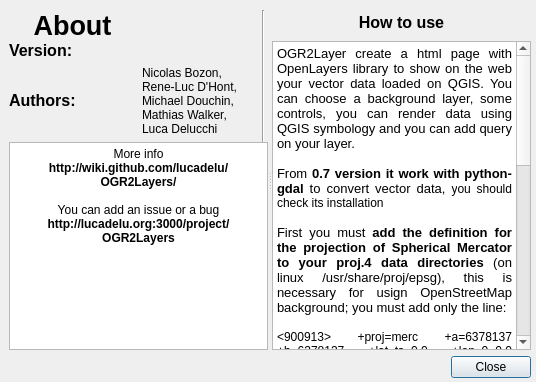
lucadelu/OGR2Layers, file ui_About.ui: the form before one commit.
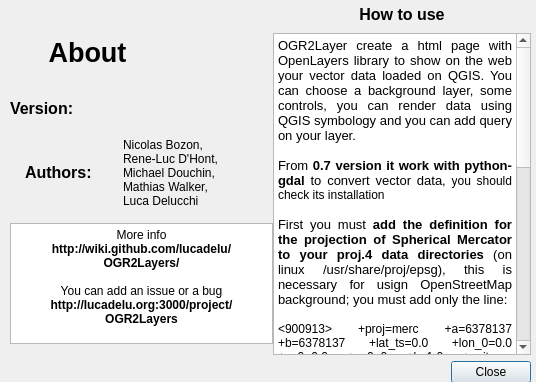
The form after the commit. Icons and pictures are not drawn.

Commit message: modify number of version, and little changes on Help UI

```diff
--- a/ui_About.ui
+++ b/ui_About.ui
@@ -19,49 +19,110 @@
   <property name="windowTitle">
    <string>OGR2Layers Plugin: Info</string>
   </property>
-  <widget class="Line" name="line">
+  <widget class="QWidget" name="">
    <property name="geometry">
     <rect>
-     <x>255</x>
-     <y>10</y>
-     <width>16</width>
-     <height>317</height>
+     <x>273</x>
+     <y>2</y>
+     <width>258</width>
+     <height>381</height>
     </rect>
    </property>
-   <property name="orientation">
-    <enum>Qt::Vertical</enum>
-   </property>
-  </widget>
-  <widget class="QWidget" name="layoutWidget">
+   <layout class="QVBoxLayout" name="verticalLayout_2">
+    <item>
+     <widget class="QLabel" name="label_help">
+      <property name="minimumSize">
+       <size>
+        <width>0</width>
+        <height>25</height>
+       </size>
+      </property>
+      <property name="maximumSize">
+       <size>
+        <width>16777215</width>
+        <height>25</height>
+       </size>
+      </property>
+      <property name="text">
+       <string>&lt;!DOCTYPE HTML PUBLIC &quot;-//W3C//DTD HTML 4.0//EN&quot; &quot;http://www.w3.org/TR/REC-html40/strict.dtd&quot;&gt;
+&lt;html&gt;&lt;head&gt;&lt;meta name=&quot;qrichtext&quot; content=&quot;1&quot; /&gt;&lt;style type=&quot;text/css&quot;&gt;
+p, li { white-space: pre-wrap; }
+&lt;/style&gt;&lt;/head&gt;&lt;body style=&quot; font-family:'Sans Serif'; font-size:9pt; font-weight:400; font-style:normal;&quot;&gt;
+&lt;p align=&quot;center&quot; style=&quot; margin-top:0px; margin-bottom:0px; margin-left:0px; margin-right:0px; -qt-block-indent:0; text-indent:0px;&quot;&gt;&lt;span style=&quot; font-size:12pt; font-weight:600;&quot;&gt;How to use&lt;/span&gt;&lt;/p&gt;&lt;/body&gt;&lt;/html&gt;</string>
+      </property>
+     </widget>
+    </item>
+    <item>
+     <widget class="QTextBrowser" name="textBrowser_2">
+      <property name="font">
+       <font>
+        <weight>50</weight>
+        <bold>false</bold>
+       </font>
+      </property>
+      <property name="html">
+       <string>&lt;!DOCTYPE HTML PUBLIC &quot;-//W3C//DTD HTML 4.0//EN&quot; &quot;http://www.w3.org/TR/REC-html40/strict.dtd&quot;&gt;
+&lt;html&gt;&lt;head&gt;&lt;meta name=&quot;qrichtext&quot; content=&quot;1&quot; /&gt;&lt;style type=&quot;text/css&quot;&gt;
+p, li { white-space: pre-wrap; }
+&lt;/style&gt;&lt;/head&gt;&lt;body style=&quot; font-family:'Sans Serif'; font-size:9pt; font-weight:400; font-style:normal;&quot;&gt;
+&lt;p align=&quot;justify&quot; style=&quot; margin-top:0px; margin-bottom:0px; margin-left:0px; margin-right:0px; -qt-block-indent:0; text-indent:0px;&quot;&gt;&lt;span style=&quot; font-size:10pt;&quot;&gt;OGR2Layer create a html page with OpenLayers library to show on the web your vector data loaded on QGIS. You can choose a background layer, some controls, you can render data using QGIS symbology and you can add query on your layer.&lt;/span&gt;&lt;/p&gt;
+&lt;p align=&quot;justify&quot; style=&quot;-qt-paragraph-type:empty; margin-top:0px; margin-bottom:0px; margin-left:0px; margin-right:0px; -qt-block-indent:0; text-indent:0px; font-size:10pt;&quot;&gt;&lt;/p&gt;
+&lt;p align=&quot;justify&quot; style=&quot; margin-top:0px; margin-bottom:0px; margin-left:0px; margin-right:0px; -qt-block-indent:0; text-indent:0px;&quot;&gt;&lt;span style=&quot; font-size:10pt;&quot;&gt;From &lt;/span&gt;&lt;span style=&quot; font-size:10pt; font-weight:600;&quot;&gt;0.7 version it work with python-gdal&lt;/span&gt;&lt;span style=&quot; font-size:10pt;&quot;&gt; to convert vector data, &lt;/span&gt;&lt;a name=&quot;result_box&quot;&gt;&lt;/a&gt;&lt;span style=&quot; background-color:#ffffff;&quot;&gt;y&lt;/span&gt;&lt;span style=&quot; background-color:#ffffff;&quot;&gt;ou should check its installation&lt;/span&gt;&lt;/p&gt;
+&lt;p align=&quot;justify&quot; style=&quot;-qt-paragraph-type:empty; margin-top:0px; margin-bottom:0px; margin-left:0px; margin-right:0px; -qt-block-indent:0; text-indent:0px; font-size:10pt;&quot;&gt;&lt;/p&gt;
+&lt;p align=&quot;justify&quot; style=&quot; margin-top:0px; margin-bottom:0px; margin-left:0px; margin-right:0px; -qt-block-indent:0; text-indent:0px;&quot;&gt;&lt;span style=&quot; font-size:10pt;&quot;&gt;First you must &lt;/span&gt;&lt;span style=&quot; font-size:10pt; font-weight:600;&quot;&gt;add the definition for the projection of Spherical Mercator to your proj.4 data directories&lt;/span&gt;&lt;span style=&quot; font-size:10pt;&quot;&gt; (on linux /usr/share/proj/epsg), this is necessary for usign OpenStreetMap background; you must add only the line:&lt;/span&gt;&lt;/p&gt;
+&lt;p align=&quot;justify&quot; style=&quot;-qt-paragraph-type:empty; margin-top:0px; margin-bottom:0px; margin-left:0px; margin-right:0px; -qt-block-indent:0; text-indent:0px; font-size:10pt;&quot;&gt;&lt;/p&gt;
+&lt;p align=&quot;justify&quot; style=&quot; margin-top:0px; margin-bottom:0px; margin-left:0px; margin-right:0px; -qt-block-indent:0; text-indent:0px;&quot;&gt;&lt;span style=&quot; font-family:'Courier New, courier';&quot;&gt;&amp;lt;900913&amp;gt; +proj=merc +a=6378137 +b=6378137 +lat_ts=0.0 +lon_0=0.0 +x_0=0.0 +y_0=0 +k=1.0 +units=m +nadgrids=@null +no_defs&lt;/span&gt;&lt;/p&gt;
+&lt;p align=&quot;justify&quot; style=&quot;-qt-paragraph-type:empty; margin-top:0px; margin-bottom:0px; margin-left:0px; margin-right:0px; -qt-block-indent:0; text-indent:0px;&quot;&gt;&lt;/p&gt;
+&lt;p align=&quot;justify&quot; style=&quot; margin-top:0px; margin-bottom:0px; margin-left:0px; margin-right:0px; -qt-block-indent:0; text-indent:0px;&quot;&gt;&lt;span style=&quot; font-size:10pt;&quot;&gt;The second important part is &lt;/span&gt;&lt;span style=&quot; font-size:10pt; font-weight:600;&quot;&gt;your vector layer has a  known spatial reference system&lt;/span&gt;&lt;span style=&quot; font-size:10pt;&quot;&gt; (e.g. file .prj for shapefile) then you can load vector data and start OGR2Layer plugin, now  you choose the directory where the plugin save the files (.html for internet page and gml for vector data) and several option to add in OpenLayers.&lt;/span&gt;&lt;/p&gt;
+&lt;p align=&quot;justify&quot; style=&quot;-qt-paragraph-type:empty; margin-top:0px; margin-bottom:0px; margin-left:0px; margin-right:0px; -qt-block-indent:0; text-indent:0px; font-size:10pt;&quot;&gt;&lt;/p&gt;
+&lt;p align=&quot;justify&quot; style=&quot; margin-top:0px; margin-bottom:0px; margin-left:0px; margin-right:0px; -qt-block-indent:0; text-indent:0px;&quot;&gt;&lt;span style=&quot; font-size:10pt;&quot;&gt;From &lt;/span&gt;&lt;span style=&quot; font-size:10pt; font-weight:600;&quot;&gt;version 0.8.0&lt;/span&gt;&lt;span style=&quot; font-size:10pt;&quot;&gt; &amp;quot;&lt;/span&gt;&lt;span style=&quot; font-size:10pt; font-style:italic;&quot;&gt;QGIS Render&lt;/span&gt;&lt;span style=&quot; font-size:10pt;&quot;&gt;&amp;quot; in the &amp;quot;&lt;/span&gt;&lt;span style=&quot; font-size:10pt; font-style:italic;&quot;&gt;Render option&lt;/span&gt;&lt;span style=&quot; font-size:10pt;&quot;&gt;&amp;quot; support all symbologies of &amp;quot;&lt;/span&gt;&lt;span style=&quot; font-size:10pt; font-style:italic;&quot;&gt;Old symbology Style&lt;/span&gt;&lt;span style=&quot; font-size:10pt;&quot;&gt;&amp;quot;&lt;/span&gt;&lt;/p&gt;
+&lt;p align=&quot;justify&quot; style=&quot;-qt-paragraph-type:empty; margin-top:0px; margin-bottom:0px; margin-left:0px; margin-right:0px; -qt-block-indent:0; text-indent:0px; font-size:10pt;&quot;&gt;&lt;/p&gt;
+&lt;p align=&quot;justify&quot; style=&quot; margin-top:0px; margin-bottom:0px; margin-left:0px; margin-right:0px; -qt-block-indent:0; text-indent:0px;&quot;&gt;&lt;span style=&quot; font-size:10pt;&quot;&gt;From &lt;/span&gt;&lt;span style=&quot; font-size:10pt; font-weight:600;&quot;&gt;version 0.8.1&lt;/span&gt;&lt;span style=&quot; font-size:10pt;&quot;&gt; support also the QGIS svg symbols for &amp;quot;&lt;/span&gt;&lt;span style=&quot; font-size:10pt; font-style:italic;&quot;&gt;Single Symbol&lt;/span&gt;&lt;span style=&quot; font-size:10pt;&quot;&gt;&amp;quot; and &amp;quot;&lt;/span&gt;&lt;span style=&quot; font-size:10pt; font-style:italic;&quot;&gt;Unique Value&lt;/span&gt;&lt;span style=&quot; font-size:10pt;&quot;&gt;&amp;quot;.&lt;/span&gt;&lt;/p&gt;
+&lt;p align=&quot;justify&quot; style=&quot; margin-top:0px; margin-bottom:0px; margin-left:0px; margin-right:0px; -qt-block-indent:0; text-indent:0px;&quot;&gt;&lt;span style=&quot; font-size:10pt; font-weight:600;&quot;&gt;Important&lt;/span&gt;&lt;span style=&quot; font-size:10pt;&quot;&gt;: Only svg icons can be used.&lt;/span&gt;&lt;/p&gt;
+&lt;p align=&quot;justify&quot; style=&quot;-qt-paragraph-type:empty; margin-top:0px; margin-bottom:0px; margin-left:0px; margin-right:0px; -qt-block-indent:0; text-indent:0px; font-size:10pt;&quot;&gt;&lt;/p&gt;
+&lt;p align=&quot;justify&quot; style=&quot; margin-top:0px; margin-bottom:0px; margin-left:0px; margin-right:0px; -qt-block-indent:0; text-indent:0px;&quot;&gt;&lt;span style=&quot; font-size:10pt;&quot;&gt;In the &amp;quot;&lt;/span&gt;&lt;span style=&quot; font-size:10pt; font-style:italic;&quot;&gt;Query Options&lt;/span&gt;&lt;span style=&quot; font-size:10pt;&quot;&gt;&amp;quot; the option &amp;quot;&lt;/span&gt;&lt;span style=&quot; font-size:10pt; font-style:italic;&quot;&gt;query more features&lt;/span&gt;&lt;span style=&quot; font-size:10pt;&quot;&gt;&amp;quot; use OpenLayers Strategy Cluster, this solution allow to cluster more point features and query the group, it's useful when points are very neighbouring.&lt;/span&gt;&lt;/p&gt;
+&lt;p align=&quot;justify&quot; style=&quot; margin-top:0px; margin-bottom:0px; margin-left:0px; margin-right:0px; -qt-block-indent:0; text-indent:0px;&quot;&gt;&lt;span style=&quot; font-size:10pt; font-weight:600;&quot;&gt;Important&lt;/span&gt;&lt;span style=&quot; font-size:10pt;&quot;&gt;: remember &amp;quot;&lt;/span&gt;&lt;span style=&quot; font-size:10pt; font-style:italic;&quot;&gt;query more features&lt;/span&gt;&lt;span style=&quot; font-size:10pt;&quot;&gt;&amp;quot; doesn't work with &amp;quot;&lt;/span&gt;&lt;span style=&quot; font-size:10pt; font-style:italic;&quot;&gt;Unique Value&lt;/span&gt;&lt;span style=&quot; font-size:10pt;&quot;&gt;&amp;quot; symbology&lt;/span&gt;&lt;/p&gt;&lt;/body&gt;&lt;/html&gt;</string>
+      </property>
+     </widget>
+    </item>
+    <item>
+     <widget class="QDialogButtonBox" name="buttonBox">
+      <property name="standardButtons">
+       <set>QDialogButtonBox::Close</set>
+      </property>
+     </widget>
+    </item>
+   </layout>
+  </widget>
+  <widget class="QWidget" name="">
    <property name="geometry">
     <rect>
-     <x>9</x>
+     <x>10</x>
      <y>10</y>
-     <width>522</width>
-     <height>368</height>
+     <width>265</width>
+     <height>334</height>
     </rect>
    </property>
-   <layout class="QVBoxLayout" name="verticalLayout_3">
-    <item>
-     <widget class="QSplitter" name="splitter">
-      <property name="orientation">
-       <enum>Qt::Horizontal</enum>
-      </property>
-      <widget class="QWidget" name="layoutWidget">
        <layout class="QVBoxLayout" name="verticalLayout">
         <item>
          <layout class="QHBoxLayout" name="horizontalLayout_3">
           <item>
            <widget class="QLabel" name="about">
+        <property name="sizePolicy">
+         <sizepolicy hsizetype="Fixed" vsizetype="Fixed">
+          <horstretch>0</horstretch>
+          <verstretch>0</verstretch>
+         </sizepolicy>
+        </property>
             <property name="minimumSize">
              <size>
-              <width>0</width>
+          <width>91</width>
               <height>25</height>
              </size>
             </property>
             <property name="maximumSize">
              <size>
-              <width>16777215</width>
+          <width>91</width>
               <height>25</height>
              </size>
             </property>
@@ -83,6 +144,24 @@
           </item>
           <item>
            <widget class="QLabel" name="logo">
+        <property name="sizePolicy">
+         <sizepolicy hsizetype="Fixed" vsizetype="Fixed">
+          <horstretch>0</horstretch>
+          <verstretch>0</verstretch>
+         </sizepolicy>
+        </property>
+        <property name="minimumSize">
+         <size>
+          <width>70</width>
+          <height>79</height>
+         </size>
+        </property>
+        <property name="maximumSize">
+         <size>
+          <width>70</width>
+          <height>79</height>
+         </size>
+        </property>
             <property name="text">
              <string>&lt;!DOCTYPE HTML PUBLIC &quot;-//W3C//DTD HTML 4.0//EN&quot; &quot;http://www.w3.org/TR/REC-html40/strict.dtd&quot;&gt;
 &lt;html&gt;&lt;head&gt;&lt;meta name=&quot;qrichtext&quot; content=&quot;1&quot; /&gt;&lt;style type=&quot;text/css&quot;&gt;
@@ -98,6 +177,24 @@
          <layout class="QHBoxLayout" name="horizontalLayout">
           <item>
            <widget class="QLabel" name="version">
+        <property name="sizePolicy">
+         <sizepolicy hsizetype="Fixed" vsizetype="Fixed">
+          <horstretch>0</horstretch>
+          <verstretch>0</verstretch>
+         </sizepolicy>
+        </property>
+        <property name="minimumSize">
+         <size>
+          <width>72</width>
+          <height>19</height>
+         </size>
+        </property>
+        <property name="maximumSize">
+         <size>
+          <width>72</width>
+          <height>19</height>
+         </size>
+        </property>
             <property name="text">
              <string>&lt;!DOCTYPE HTML PUBLIC &quot;-//W3C//DTD HTML 4.0//EN&quot; &quot;http://www.w3.org/TR/REC-html40/strict.dtd&quot;&gt;
 &lt;html&gt;&lt;head&gt;&lt;meta name=&quot;qrichtext&quot; content=&quot;1&quot; /&gt;&lt;style type=&quot;text/css&quot;&gt;
@@ -126,6 +223,24 @@
          <layout class="QHBoxLayout" name="horizontalLayout_2">
           <item>
            <widget class="QLabel" name="autors">
+        <property name="sizePolicy">
+         <sizepolicy hsizetype="Fixed" vsizetype="Fixed">
+          <horstretch>0</horstretch>
+          <verstretch>0</verstretch>
+         </sizepolicy>
+        </property>
+        <property name="minimumSize">
+         <size>
+          <width>77</width>
+          <height>19</height>
+         </size>
+        </property>
+        <property name="maximumSize">
+         <size>
+          <width>77</width>
+          <height>19</height>
+         </size>
+        </property>
             <property name="text">
              <string>&lt;!DOCTYPE HTML PUBLIC &quot;-//W3C//DTD HTML 4.0//EN&quot; &quot;http://www.w3.org/TR/REC-html40/strict.dtd&quot;&gt;
 &lt;html&gt;&lt;head&gt;&lt;meta name=&quot;qrichtext&quot; content=&quot;1&quot; /&gt;&lt;style type=&quot;text/css&quot;&gt;
@@ -137,10 +252,22 @@
           </item>
           <item>
            <widget class="QLabel" name="autors_name">
+        <property name="sizePolicy">
+         <sizepolicy hsizetype="Fixed" vsizetype="Fixed">
+          <horstretch>0</horstretch>
+          <verstretch>0</verstretch>
+         </sizepolicy>
+        </property>
+        <property name="minimumSize">
+         <size>
+          <width>136</width>
+          <height>89</height>
+         </size>
+        </property>
             <property name="maximumSize">
              <size>
-              <width>150</width>
-              <height>16777215</height>
+          <width>136</width>
+          <height>89</height>
              </size>
             </property>
             <property name="text">
@@ -156,6 +283,24 @@
         </item>
         <item>
          <widget class="QTextBrowser" name="textBrowser_3">
+      <property name="sizePolicy">
+       <sizepolicy hsizetype="Fixed" vsizetype="Fixed">
+        <horstretch>0</horstretch>
+        <verstretch>0</verstretch>
+       </sizepolicy>
+      </property>
+      <property name="minimumSize">
+       <size>
+        <width>263</width>
+        <height>121</height>
+       </size>
+      </property>
+      <property name="maximumSize">
+       <size>
+        <width>261</width>
+        <height>121</height>
+       </size>
+      </property>
           <property name="html">
            <string>&lt;!DOCTYPE HTML PUBLIC &quot;-//W3C//DTD HTML 4.0//EN&quot; &quot;http://www.w3.org/TR/REC-html40/strict.dtd&quot;&gt;
 &lt;html&gt;&lt;head&gt;&lt;meta name=&quot;qrichtext&quot; content=&quot;1&quot; /&gt;&lt;style type=&quot;text/css&quot;&gt;
@@ -166,77 +311,6 @@
 &lt;p align=&quot;center&quot; style=&quot;-qt-paragraph-type:empty; margin-top:0px; margin-bottom:0px; margin-left:0px; margin-right:0px; -qt-block-indent:0; text-indent:0px; font-weight:600;&quot;&gt;&lt;/p&gt;
 &lt;p align=&quot;center&quot; style=&quot; margin-top:0px; margin-bottom:0px; margin-left:0px; margin-right:0px; -qt-block-indent:0; text-indent:0px;&quot;&gt;You can add an issue or a bug&lt;/p&gt;
 &lt;p align=&quot;center&quot; style=&quot; margin-top:0px; margin-bottom:0px; margin-left:0px; margin-right:0px; -qt-block-indent:0; text-indent:0px;&quot;&gt;&lt;span style=&quot; font-weight:600;&quot;&gt;http://lucadelu.org:3000/project/OGR2Layers&lt;/span&gt;&lt;/p&gt;&lt;/body&gt;&lt;/html&gt;</string>
-          </property>
-         </widget>
-        </item>
-       </layout>
-      </widget>
-      <widget class="QWidget" name="layoutWidget">
-       <layout class="QVBoxLayout" name="verticalLayout_2">
-        <item>
-         <widget class="QLabel" name="label_help">
-          <property name="minimumSize">
-           <size>
-            <width>0</width>
-            <height>25</height>
-           </size>
-          </property>
-          <property name="maximumSize">
-           <size>
-            <width>16777215</width>
-            <height>25</height>
-           </size>
-          </property>
-          <property name="text">
-           <string>&lt;!DOCTYPE HTML PUBLIC &quot;-//W3C//DTD HTML 4.0//EN&quot; &quot;http://www.w3.org/TR/REC-html40/strict.dtd&quot;&gt;
-&lt;html&gt;&lt;head&gt;&lt;meta name=&quot;qrichtext&quot; content=&quot;1&quot; /&gt;&lt;style type=&quot;text/css&quot;&gt;
-p, li { white-space: pre-wrap; }
-&lt;/style&gt;&lt;/head&gt;&lt;body style=&quot; font-family:'Sans Serif'; font-size:9pt; font-weight:400; font-style:normal;&quot;&gt;
-&lt;p align=&quot;center&quot; style=&quot; margin-top:0px; margin-bottom:0px; margin-left:0px; margin-right:0px; -qt-block-indent:0; text-indent:0px;&quot;&gt;&lt;span style=&quot; font-size:12pt; font-weight:600;&quot;&gt;How to use&lt;/span&gt;&lt;/p&gt;&lt;/body&gt;&lt;/html&gt;</string>
-          </property>
-         </widget>
-        </item>
-        <item>
-         <widget class="QTextBrowser" name="textBrowser_2">
-          <property name="font">
-           <font>
-            <weight>50</weight>
-            <bold>false</bold>
-           </font>
-          </property>
-          <property name="html">
-           <string>&lt;!DOCTYPE HTML PUBLIC &quot;-//W3C//DTD HTML 4.0//EN&quot; &quot;http://www.w3.org/TR/REC-html40/strict.dtd&quot;&gt;
-&lt;html&gt;&lt;head&gt;&lt;meta name=&quot;qrichtext&quot; content=&quot;1&quot; /&gt;&lt;style type=&quot;text/css&quot;&gt;
-p, li { white-space: pre-wrap; }
-&lt;/style&gt;&lt;/head&gt;&lt;body style=&quot; font-family:'Sans Serif'; font-size:9pt; font-weight:400; font-style:normal;&quot;&gt;
-&lt;p align=&quot;justify&quot; style=&quot; margin-top:0px; margin-bottom:0px; margin-left:0px; margin-right:0px; -qt-block-indent:0; text-indent:0px;&quot;&gt;&lt;span style=&quot; font-size:10pt;&quot;&gt;OGR2Layer create a html page with OpenLayers library to show on the web your vector data loaded on QGIS. You can choose a background layer, some controls, you can render data using QGIS symbology and you can add query on your layer.&lt;/span&gt;&lt;/p&gt;
-&lt;p align=&quot;justify&quot; style=&quot;-qt-paragraph-type:empty; margin-top:0px; margin-bottom:0px; margin-left:0px; margin-right:0px; -qt-block-indent:0; text-indent:0px; font-size:10pt;&quot;&gt;&lt;/p&gt;
-&lt;p align=&quot;justify&quot; style=&quot; margin-top:0px; margin-bottom:0px; margin-left:0px; margin-right:0px; -qt-block-indent:0; text-indent:0px;&quot;&gt;&lt;span style=&quot; font-size:10pt;&quot;&gt;From &lt;/span&gt;&lt;span style=&quot; font-size:10pt; font-weight:600;&quot;&gt;0.7 version it work with python-gdal&lt;/span&gt;&lt;span style=&quot; font-size:10pt;&quot;&gt; to convert vector data, &lt;/span&gt;&lt;a name=&quot;result_box&quot;&gt;&lt;/a&gt;&lt;span style=&quot; background-color:#ffffff;&quot;&gt;y&lt;/span&gt;&lt;span style=&quot; background-color:#ffffff;&quot;&gt;ou should check its installation&lt;/span&gt;&lt;/p&gt;
-&lt;p align=&quot;justify&quot; style=&quot;-qt-paragraph-type:empty; margin-top:0px; margin-bottom:0px; margin-left:0px; margin-right:0px; -qt-block-indent:0; text-indent:0px; font-size:10pt;&quot;&gt;&lt;/p&gt;
-&lt;p align=&quot;justify&quot; style=&quot; margin-top:0px; margin-bottom:0px; margin-left:0px; margin-right:0px; -qt-block-indent:0; text-indent:0px;&quot;&gt;&lt;span style=&quot; font-size:10pt;&quot;&gt;First you must &lt;/span&gt;&lt;span style=&quot; font-size:10pt; font-weight:600;&quot;&gt;add the definition for the projection of Spherical Mercator to your proj.4 data directories&lt;/span&gt;&lt;span style=&quot; font-size:10pt;&quot;&gt; (on linux /usr/share/proj/epsg), this is necessary for usign OpenStreetMap background; you must add only the line:&lt;/span&gt;&lt;/p&gt;
-&lt;p align=&quot;justify&quot; style=&quot;-qt-paragraph-type:empty; margin-top:0px; margin-bottom:0px; margin-left:0px; margin-right:0px; -qt-block-indent:0; text-indent:0px; font-size:10pt;&quot;&gt;&lt;/p&gt;
-&lt;p align=&quot;justify&quot; style=&quot; margin-top:0px; margin-bottom:0px; margin-left:0px; margin-right:0px; -qt-block-indent:0; text-indent:0px;&quot;&gt;&lt;span style=&quot; font-family:'Courier New, courier';&quot;&gt;&amp;lt;900913&amp;gt; +proj=merc +a=6378137 +b=6378137 +lat_ts=0.0 +lon_0=0.0 +x_0=0.0 +y_0=0 +k=1.0 +units=m +nadgrids=@null +no_defs&lt;/span&gt;&lt;/p&gt;
-&lt;p align=&quot;justify&quot; style=&quot;-qt-paragraph-type:empty; margin-top:0px; margin-bottom:0px; margin-left:0px; margin-right:0px; -qt-block-indent:0; text-indent:0px;&quot;&gt;&lt;/p&gt;
-&lt;p align=&quot;justify&quot; style=&quot; margin-top:0px; margin-bottom:0px; margin-left:0px; margin-right:0px; -qt-block-indent:0; text-indent:0px;&quot;&gt;&lt;span style=&quot; font-size:10pt;&quot;&gt;The second important part is &lt;/span&gt;&lt;span style=&quot; font-size:10pt; font-weight:600;&quot;&gt;your vector layer has a  known spatial reference system&lt;/span&gt;&lt;span style=&quot; font-size:10pt;&quot;&gt; (e.g. file .prj for shapefile) then you can load vector data and start OGR2Layer plugin, now  you choose the directory where the plugin save the files (.html for internet page and gml for vector data) and several option to add in OpenLayers.&lt;/span&gt;&lt;/p&gt;
-&lt;p align=&quot;justify&quot; style=&quot;-qt-paragraph-type:empty; margin-top:0px; margin-bottom:0px; margin-left:0px; margin-right:0px; -qt-block-indent:0; text-indent:0px; font-size:10pt;&quot;&gt;&lt;/p&gt;
-&lt;p align=&quot;justify&quot; style=&quot; margin-top:0px; margin-bottom:0px; margin-left:0px; margin-right:0px; -qt-block-indent:0; text-indent:0px;&quot;&gt;&lt;span style=&quot; font-size:10pt;&quot;&gt;From &lt;/span&gt;&lt;span style=&quot; font-size:10pt; font-weight:600;&quot;&gt;version 0.8.0&lt;/span&gt;&lt;span style=&quot; font-size:10pt;&quot;&gt; &amp;quot;&lt;/span&gt;&lt;span style=&quot; font-size:10pt; font-style:italic;&quot;&gt;QGIS Render&lt;/span&gt;&lt;span style=&quot; font-size:10pt;&quot;&gt;&amp;quot; in the &amp;quot;&lt;/span&gt;&lt;span style=&quot; font-size:10pt; font-style:italic;&quot;&gt;Render option&lt;/span&gt;&lt;span style=&quot; font-size:10pt;&quot;&gt;&amp;quot; support all symbologies of &amp;quot;&lt;/span&gt;&lt;span style=&quot; font-size:10pt; font-style:italic;&quot;&gt;Old symbology Style&lt;/span&gt;&lt;span style=&quot; font-size:10pt;&quot;&gt;&amp;quot;&lt;/span&gt;&lt;/p&gt;
-&lt;p align=&quot;justify&quot; style=&quot;-qt-paragraph-type:empty; margin-top:0px; margin-bottom:0px; margin-left:0px; margin-right:0px; -qt-block-indent:0; text-indent:0px; font-size:10pt;&quot;&gt;&lt;/p&gt;
-&lt;p align=&quot;justify&quot; style=&quot; margin-top:0px; margin-bottom:0px; margin-left:0px; margin-right:0px; -qt-block-indent:0; text-indent:0px;&quot;&gt;&lt;span style=&quot; font-size:10pt;&quot;&gt;From &lt;/span&gt;&lt;span style=&quot; font-size:10pt; font-weight:600;&quot;&gt;version 0.8.1&lt;/span&gt;&lt;span style=&quot; font-size:10pt;&quot;&gt; support also the QGIS svg symbols for &amp;quot;&lt;/span&gt;&lt;span style=&quot; font-size:10pt; font-style:italic;&quot;&gt;Single Symbol&lt;/span&gt;&lt;span style=&quot; font-size:10pt;&quot;&gt;&amp;quot; and &amp;quot;&lt;/span&gt;&lt;span style=&quot; font-size:10pt; font-style:italic;&quot;&gt;Unique Value&lt;/span&gt;&lt;span style=&quot; font-size:10pt;&quot;&gt;&amp;quot;.&lt;/span&gt;&lt;/p&gt;
-&lt;p align=&quot;justify&quot; style=&quot; margin-top:0px; margin-bottom:0px; margin-left:0px; margin-right:0px; -qt-block-indent:0; text-indent:0px;&quot;&gt;&lt;span style=&quot; font-size:10pt; font-weight:600;&quot;&gt;Important&lt;/span&gt;&lt;span style=&quot; font-size:10pt;&quot;&gt;: Only svg icons can be used.&lt;/span&gt;&lt;/p&gt;
-&lt;p align=&quot;justify&quot; style=&quot;-qt-paragraph-type:empty; margin-top:0px; margin-bottom:0px; margin-left:0px; margin-right:0px; -qt-block-indent:0; text-indent:0px; font-size:10pt;&quot;&gt;&lt;/p&gt;
-&lt;p align=&quot;justify&quot; style=&quot; margin-top:0px; margin-bottom:0px; margin-left:0px; margin-right:0px; -qt-block-indent:0; text-indent:0px;&quot;&gt;&lt;span style=&quot; font-size:10pt;&quot;&gt;In the &amp;quot;&lt;/span&gt;&lt;span style=&quot; font-size:10pt; font-style:italic;&quot;&gt;Query Options&lt;/span&gt;&lt;span style=&quot; font-size:10pt;&quot;&gt;&amp;quot; the option &amp;quot;&lt;/span&gt;&lt;span style=&quot; font-size:10pt; font-style:italic;&quot;&gt;query more features&lt;/span&gt;&lt;span style=&quot; font-size:10pt;&quot;&gt;&amp;quot; use OpenLayers Strategy Cluster, this solution allow to cluster more point features and query the group, it's useful when points are very neighbouring.&lt;/span&gt;&lt;/p&gt;
-&lt;p align=&quot;justify&quot; style=&quot; margin-top:0px; margin-bottom:0px; margin-left:0px; margin-right:0px; -qt-block-indent:0; text-indent:0px;&quot;&gt;&lt;span style=&quot; font-size:10pt; font-weight:600;&quot;&gt;Important&lt;/span&gt;&lt;span style=&quot; font-size:10pt;&quot;&gt;: remember &amp;quot;&lt;/span&gt;&lt;span style=&quot; font-size:10pt; font-style:italic;&quot;&gt;query more features&lt;/span&gt;&lt;span style=&quot; font-size:10pt;&quot;&gt;&amp;quot; doesn't work with &amp;quot;&lt;/span&gt;&lt;span style=&quot; font-size:10pt; font-style:italic;&quot;&gt;Unique Value&lt;/span&gt;&lt;span style=&quot; font-size:10pt;&quot;&gt;&amp;quot; symbology&lt;/span&gt;&lt;/p&gt;&lt;/body&gt;&lt;/html&gt;</string>
-          </property>
-         </widget>
-        </item>
-       </layout>
-      </widget>
-     </widget>
-    </item>
-    <item>
-     <widget class="QDialogButtonBox" name="buttonBox">
-      <property name="standardButtons">
-       <set>QDialogButtonBox::Close</set>
       </property>
      </widget>
     </item>
```
Lines whose indentation alone changed are shown as unchanged. The commit also changes 2 other files.
